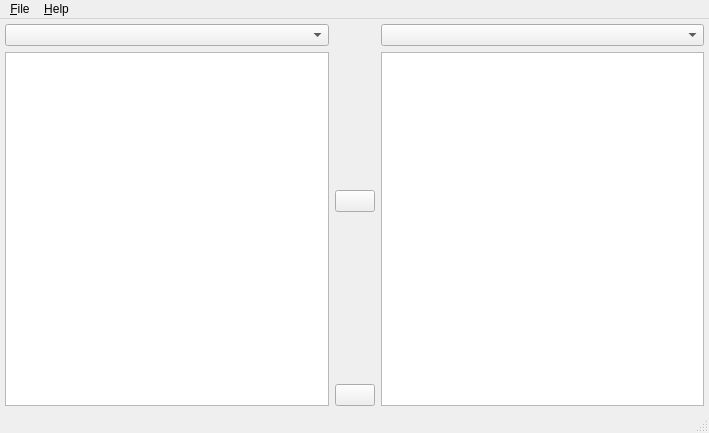
Above: mainwindow.ui from jooncheol/twobody before the change. Below: the same form after it.
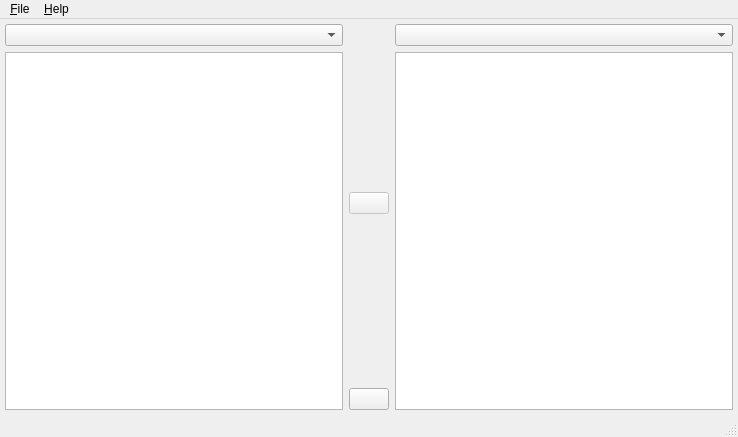
That is the form after the change. Icons and pictures are not drawn. Custom widgets are drawn as their Qt base class.

Patch:
```diff
--- a/mainwindow.ui
+++ b/mainwindow.ui
@@ -6,8 +6,8 @@
    <rect>
     <x>0</x>
     <y>0</y>
-    <width>709</width>
-    <height>433</height>
+    <width>738</width>
+    <height>437</height>
    </rect>
   </property>
   <property name="acceptDrops">
@@ -60,6 +60,9 @@
           </item>
           <item>
            <widget class="QPushButton" name="syncButton">
+            <property name="enabled">
+             <bool>false</bool>
+            </property>
             <property name="text">
              <string/>
             </property>
@@ -132,7 +135,7 @@
     <rect>
      <x>0</x>
      <y>0</y>
-     <width>709</width>
+     <width>738</width>
      <height>18</height>
     </rect>
    </property>
```
